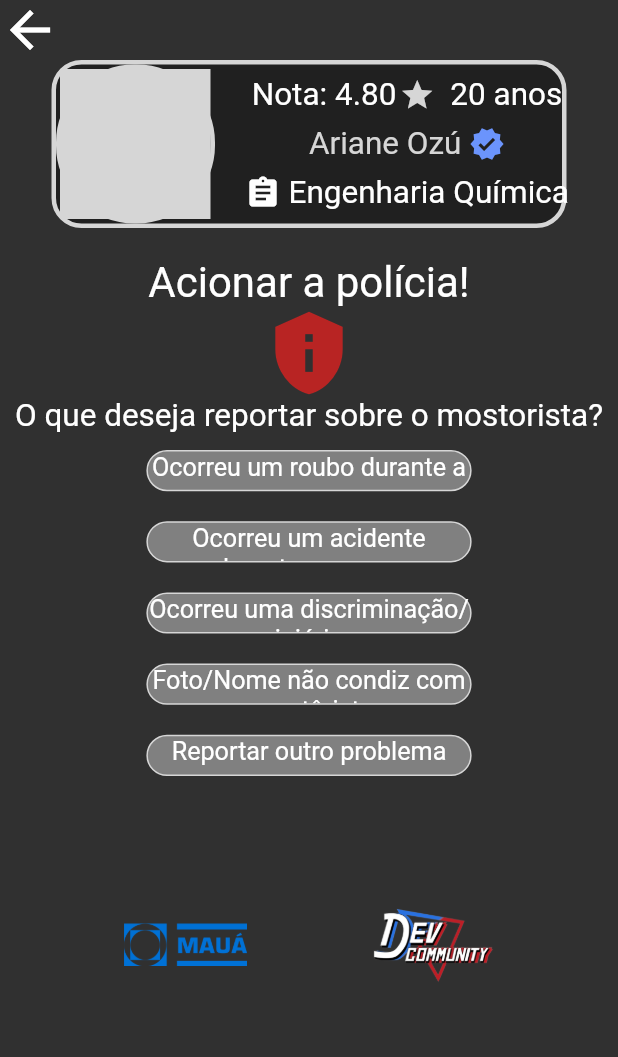
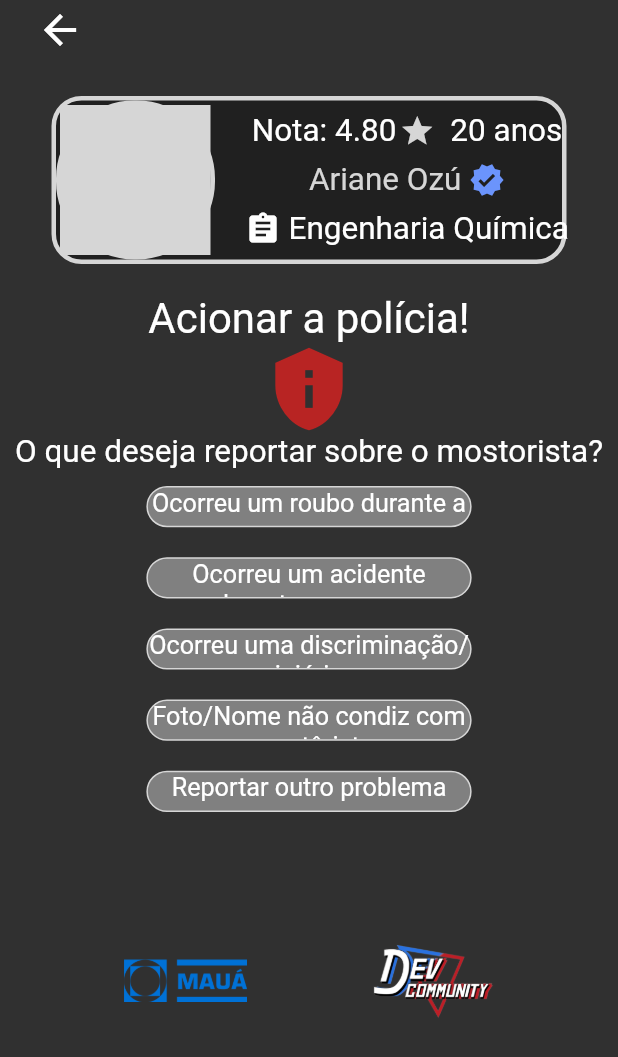
Before and after one commit to VgsStudio/CaronApp_front, a Flutter app: the SupportProfilePage screen opened directly with sample values from the repository, on a phone screen of 412 x 824 dp. Shown: the top 1057 px of the screen. Run offline on Flutter 3.47's test engine with Material 2 defaults, Android fonts, the phone set to English and light mode, and no system bars; our stand-ins replace flutter_spinkit, flutter_svg, google_fonts, google_maps_flutter, mask_text_input_formatter; missing offline and left inert: flutter_polyline_points, multiavatar, username_gen; grey boxes are pictures that could not be loaded.

Commit message:
Arrumando setinhas da tela de suporte e profile

```diff
--- a/lib/pages/login/cadastro/cadastro_page.dart
+++ b/lib/pages/login/cadastro/cadastro_page.dart
@@ -5,7 +5,7 @@ import 'package:caronapp_front/pages/login/login/login_page.dart';
 import 'package:caronapp_front/pages/login/widgets/bottom_logos_widget.dart';
 import 'package:caronapp_front/shared/logo/app_logos.dart';
 import 'package:caronapp_front/shared/themes/app_colors.dart';
-import 'package:caronapp_front/shared/widgets/botaoVermelho_widget.dart';
+import 'package:caronapp_front/shared/widgets/botao_vermelho_widget.dart';
 import 'package:flutter/material.dart';
 import 'package:mask_text_input_formatter/mask_text_input_formatter.dart';
 
--- a/lib/pages/login/login/login_page.dart
+++ b/lib/pages/login/login/login_page.dart
@@ -1,10 +1,10 @@
 import 'package:caronapp_front/pages/home/home_page.dart';
 import 'package:caronapp_front/pages/login/cadastro/cadastro_page.dart';
-import 'package:caronapp_front/pages/login/resetsenha/resetsenha_page.dart';
+import 'package:caronapp_front/pages/login/resetsenha/reset_senha_page.dart';
 import 'package:caronapp_front/shared/themes/app_colors.dart';
 import 'package:flutter/material.dart';
 
-import '../../../shared/widgets/botaoVermelho_widget.dart';
+import '../../../shared/widgets/botao_vermelho_widget.dart';
 import '../../../shared/logo/app_logos.dart';
 import '../widgets/custom_textfield_widget.dart';
 
--- a/lib/pages/login/resetsenha/resetsenha_page.dart
+++ b/lib/pages/login/resetsenha/reset_senha_page.dart
@@ -3,7 +3,7 @@ import 'package:caronapp_front/pages/login/cadastro/widgets/cadastro_textfield_w
 import 'package:caronapp_front/pages/login/login/login_page.dart';
 import 'package:caronapp_front/pages/login/widgets/bottom_logos_widget.dart';
 import 'package:caronapp_front/shared/themes/app_colors.dart';
-import 'package:caronapp_front/shared/widgets/botaoVermelho_widget.dart';
+import 'package:caronapp_front/shared/widgets/botao_vermelho_widget.dart';
 import 'package:flutter/material.dart';
 import 'package:flutter/src/foundation/key.dart';
 import 'package:flutter/src/widgets/framework.dart';
--- a/lib/pages/mapa/mapa_page.dart
+++ b/lib/pages/mapa/mapa_page.dart
@@ -6,7 +6,7 @@ import 'package:caronapp_front/pages/mapa/entities.dart/locais_json.dart';
 import 'package:caronapp_front/pages/mapa/widget/opcoes_widget.dart';
 import 'package:caronapp_front/pages/motorista/horarios/horarios_page.dart';
 import 'package:caronapp_front/shared/themes/app_colors.dart';
-import 'package:caronapp_front/shared/widgets/botaoVermelho_widget.dart';
+import 'package:caronapp_front/shared/widgets/botao_vermelho_widget.dart';
 import 'package:flutter/material.dart';
 import 'package:flutter_polyline_points/flutter_polyline_points.dart';
 import 'package:google_maps_flutter/google_maps_flutter.dart';
--- a/lib/pages/motorista/perfil/support_profile_page.dart
+++ b/lib/pages/motorista/perfil/support_profile_page.dart
@@ -3,6 +3,7 @@ import 'package:caronapp_front/pages/motorista/models/motorista/Motorista.dart';
 import 'package:caronapp_front/pages/motorista/perfil/driver_profile_page.dart';
 import 'package:caronapp_front/shared/logo/app_logos.dart';
 import 'package:caronapp_front/shared/themes/app_colors.dart';
+import 'package:caronapp_front/shared/widgets/app_bar_transparente_widget.dart';
 import 'package:flutter/material.dart';
 import 'package:flutter_svg/svg.dart';
 import 'package:multiavatar/multiavatar.dart';
@@ -20,26 +21,13 @@ class SupportProfilePage extends StatelessWidget {
   @override
   Widget build(BuildContext context) {
     return Scaffold(
+      appBar: const PreferredSize(
+          preferredSize: Size.fromHeight(40),
+          child: AppBarTransparenteWidget()),
       body: Column(
         crossAxisAlignment: CrossAxisAlignment.center,
         children: [
-          Align(
-            alignment: Alignment.topLeft,
-            child: SizedBox(
-              height: 40,
-              width: 40,
-              child: IconButton(
-                  padding: const EdgeInsets.all(0.0),
-                  icon: const Icon(
-                    Icons.arrow_back,
-                    size: 40,
-                  ),
-                  tooltip: 'Voltar',
-                  onPressed: () {
-                    Navigator.pop(context);
-                  }),
-            ),
-          ),
+          SizedBox(height: 24),
           Container(
             width: MediaQuery.of(context).size.width / 1.2,
             decoration: BoxDecoration(
--- /dev/null
+++ b/lib/shared/widgets/app_bar_transparente_widget.dart
@@ -0,0 +1,28 @@
+import 'package:flutter/material.dart';
+
+class AppBarTransparenteWidget extends StatelessWidget {
+  const AppBarTransparenteWidget({Key? key}) : super(key: key);
+
+  @override
+  Widget build(BuildContext context) {
+    return AppBar(
+      automaticallyImplyLeading: false,
+      backgroundColor: Colors.transparent,
+      elevation: 0,
+      title: IconButton(
+          iconSize: 4,
+          padding: EdgeInsets.zero,
+          onPressed: () {
+            Navigator.pop(context);
+          },
+          icon: const CircleAvatar(
+            backgroundColor: Colors.transparent,
+            child: Icon(
+              Icons.arrow_back,
+              color: Colors.white,
+              size: 32,
+            ),
+          )),
+    );
+  }
+}
```
Also changed, not shown: lib/pages/motorista/horarios/horarios_page.dart (+5 -26 lines), lib/pages/motorista/perfil/driver_profile_page.dart (+14 -26 lines), lib/shared/widgets/botao_vermelho_widget.dart (renamed from lib/shared/widgets/botaoVermelho_widget.dart).
